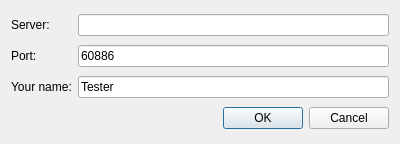
Before: the Qt Designer form login.ui in starchimpsgroup/evcc, drawn with Qt 5.
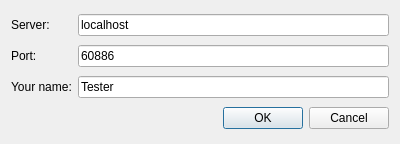
After: the same form once the commit is applied.

What changed in the file:
```diff
--- a/login.ui
+++ b/login.ui
@@ -22,7 +22,11 @@
     </widget>
    </item>
    <item row="0" column="1">
-    <widget class="QLineEdit" name="server"/>
+    <widget class="QLineEdit" name="server">
+     <property name="text">
+      <string>localhost</string>
+     </property>
+    </widget>
    </item>
    <item row="1" column="0">
     <widget class="QLabel" name="label_3">
```
